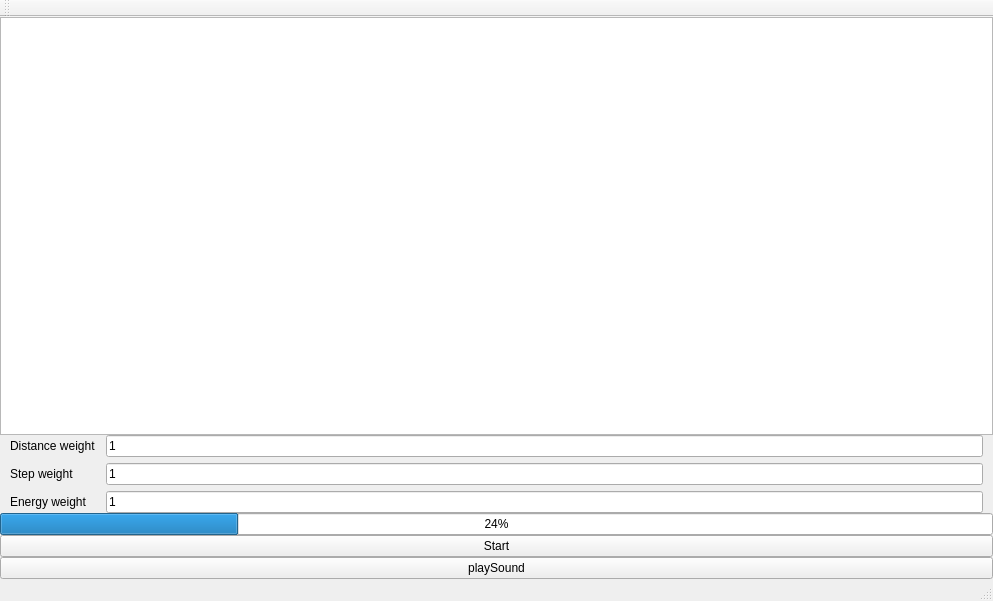
This is mainwindow.ui in samyv/Groept_AstarMario as Qt 5 draws it before an edit. The edited form follows.
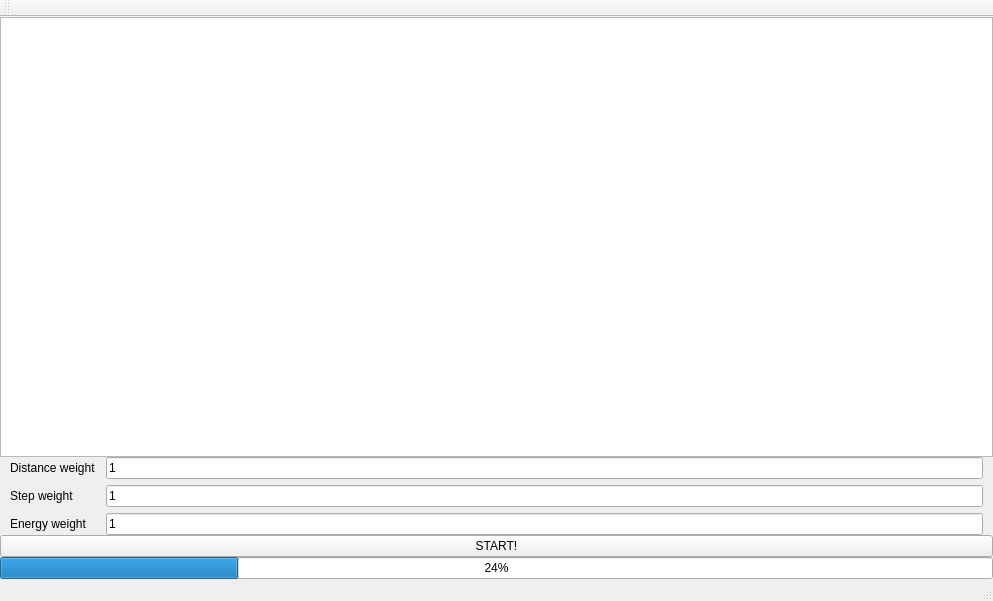
This is the edited form.

Patch:
```diff
--- a/mainwindow.ui
+++ b/mainwindow.ui
@@ -110,18 +110,23 @@
        <number>24</number>
       </property>
      </widget>
+<widget class="QPushButton" name="startGenetic">
+<property name="text">
+<string>StartGenetic</string>
+</property>
+</widget>
     </item>
     <item>
-     <widget class="QPushButton" name="startButton">
+<widget class="QPushButton" name="startGame">
       <property name="text">
-       <string>Start</string>
+<string>START!</string>
       </property>
      </widget>
     </item>
     <item>
-     <widget class="QPushButton" name="pushButton">
-      <property name="text">
-       <string>playSound</string>
+<widget class="QProgressBar" name="healthbar">
+<property name="value">
+<number>24</number>
       </property>
      </widget>
     </item>
```
Lines whose indentation alone changed are shown as unchanged.
